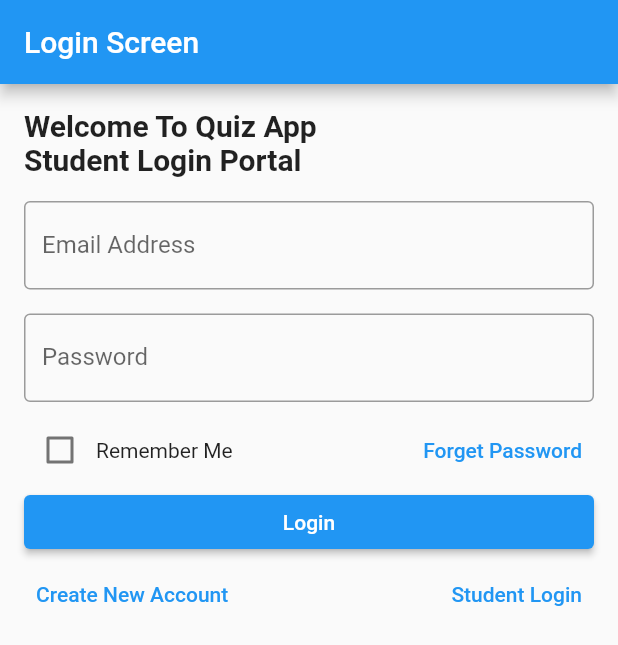
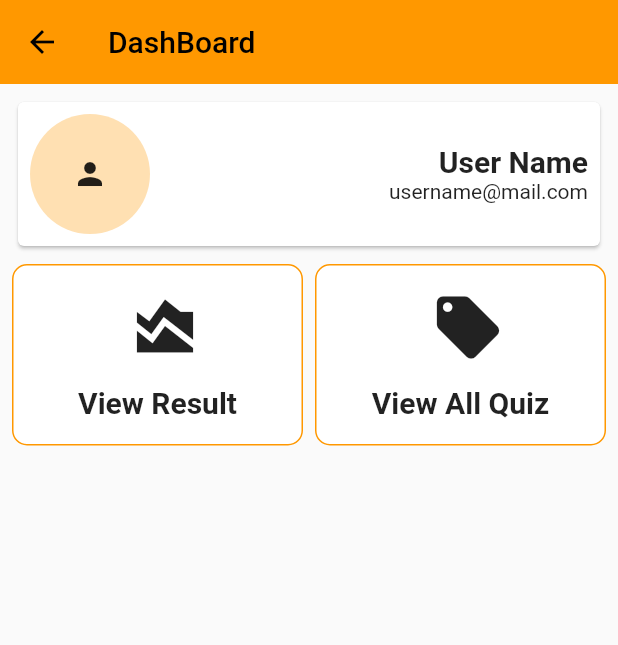
Before and after one commit to arifxpartbd/my-quiz-app, a Flutter app: the LoginScreen screen opened directly, after a tap on "Login", on a phone screen of 412 x 824 dp. Shown: the top 645 px of the screen. Run offline on Flutter 3.47's test engine with Material 2 defaults, Android fonts, the phone set to English and light mode, and no system bars.

Commit message:
login ui done

```diff
--- a/lib/main.dart
+++ b/lib/main.dart
@@ -1,5 +1,5 @@
 import 'package:flutter/material.dart';
-import 'package:quizapp/screens/login_screen.dart';
+import 'package:quizapp/screens/signup_screen.dart';
 
 void main() {
   runApp(const MyApp());
@@ -23,9 +23,12 @@ class MyApp extends StatelessWidget {
         // or simply save your changes to "hot reload" in a Flutter IDE).
         // Notice that the counter didn't reset back to zero; the application
         // is not restarted.
-        primarySwatch: Colors.blue,
+        appBarTheme: const AppBarTheme(
+          elevation: 0
+        ),
+        primarySwatch: Colors.orange,
       ),
-      home:  LoginScreen(),
+      home:  const SignUpPage(),
     );
   }
 }
--- a/lib/screens/home_screen.dart
+++ b/lib/screens/home_screen.dart
@@ -0,0 +1,72 @@
+import 'package:flutter/material.dart';
+import 'package:quizapp/utils/myStyle.dart';
+
+import '../widges/home_card_button.dart';
+
+class HomeScreen extends StatefulWidget {
+  const HomeScreen({Key? key}) : super(key: key);
+
+  @override
+  State<HomeScreen> createState() => _HomeScreenState();
+}
+
+class _HomeScreenState extends State<HomeScreen> {
+  @override
+  Widget build(BuildContext context) {
+    return Scaffold(
+      appBar: AppBar(
+        title: const Text("DashBoard"),
+      ),
+      body: ListView(
+        padding: const EdgeInsets.all(8),
+        children: [
+          Card(
+            child: Padding(
+              padding: const EdgeInsets.all(8.0),
+              child: Row(
+                mainAxisAlignment: MainAxisAlignment.spaceBetween,
+                children: [
+                  const CircleAvatar(
+                      radius: 40,
+                      child: Icon(Icons.person)),
+                  Column(
+                    crossAxisAlignment: CrossAxisAlignment.end,
+                    children: [
+                      Text("User Name",style: MyStyle.subTitleStyle(),),
+                      const Text("username@mail.com")
+                    ],
+                  )
+                ],
+              ),
+            ),
+          ),
+          const SizedBox(height: 8,),
+          Row(
+            children: [
+              Expanded(
+                flex: 1,
+                child: HomeCardButton(
+                  iconData: Icons.area_chart,
+                  onTap: (){},
+                  cardText: "View Result",
+                ),
+              ),
+              const SizedBox(width: 8,),
+              Expanded(
+                flex: 1,
+                child: HomeCardButton(
+                  iconData: Icons.local_offer,
+                  onTap: (){},
+                  cardText: "View All Quiz",
+                ),
+              ),
+
+
+
+            ],
+          ),
+        ],
+      ),
+    );
+  }
+}
--- a/lib/screens/login_screen.dart
+++ b/lib/screens/login_screen.dart
@@ -1,4 +1,5 @@
 import 'package:flutter/material.dart';
+import 'package:quizapp/screens/home_screen.dart';
 
 import '../utils/myStyle.dart';
 import '../widges/my_app_button.dart';
@@ -22,11 +23,14 @@ class _LoginScreenState extends State<LoginScreen> {
   @override
   Widget build(BuildContext context) {
     return Scaffold(
-      appBar: AppBar(
-        title: const Text("Login Screen"),
-      ),
-      body: ListView(
-        padding: const EdgeInsets.all(16),
+      // appBar: AppBar(
+      //   title: const Text("Login Screen"),
+      // ),
+      body: Center(
+        child: SingleChildScrollView(
+          child: Padding(
+            padding: const EdgeInsets.all(16.0),
+            child: Column(
               children: [
                 Text(
                   "Welcome To Quiz App \n$loginUser Portal",
@@ -67,9 +71,16 @@ class _LoginScreenState extends State<LoginScreen> {
                     }, child: const Text("Forget Password"))
                   ],
                 ),
-          MyAppButton(
-            onTab: () {},
+                SizedBox(
+                  width: double.infinity,
+                  child: MyAppButton(
+                    onTab: () {
+                      Navigator.push(context, MaterialPageRoute(builder: (context){
+                        return HomeScreen();
+                      }));
+                    },
                     buttonText: "Login",
+                  ),
                 ),
                 Row(
                   mainAxisAlignment: MainAxisAlignment.spaceBetween,
@@ -81,7 +92,7 @@ class _LoginScreenState extends State<LoginScreen> {
 
                     _isTeacher? TextButton(
                       onPressed: () {
-                  loginUser = "Teacher login";
+                        loginUser = "Teacher Login";
                         _isTeacher = false;
                         buttonText = "Student Login";
                         setState(() {
@@ -101,6 +112,9 @@ class _LoginScreenState extends State<LoginScreen> {
                 )
               ],
             ),
+          ),
+        ),
+      ),
     );
   }
 }
--- a/lib/utils/myStyle.dart
+++ b/lib/utils/myStyle.dart
@@ -2,7 +2,14 @@
 import 'package:flutter/material.dart';
 class MyStyle{
   static titleTextStyle(){
-    return TextStyle(
+    return const TextStyle(
+      fontSize: 25,
+      fontWeight: FontWeight.bold
+    );
+  }
+
+  static subTitleStyle(){
+    return const TextStyle(
       fontSize: 20,
       fontWeight: FontWeight.bold
     );
--- /dev/null
+++ b/lib/widges/home_card_button.dart
@@ -0,0 +1,40 @@
+
+import 'package:flutter/material.dart';
+
+import '../utils/myStyle.dart';
+class HomeCardButton extends StatelessWidget {
+   HomeCardButton({
+    super.key, this.cardText,
+     required this.onTap,
+     required this.iconData
+  });
+
+  VoidCallback onTap;
+  final cardText;
+  IconData iconData;
+  @override
+  Widget build(BuildContext context) {
+    return GestureDetector(
+      onTap: onTap,
+      child: Container(
+        padding: const EdgeInsets.symmetric(horizontal: 16, vertical: 16),
+        decoration: BoxDecoration(
+          border: const Border.fromBorderSide(BorderSide(color: Colors.orange)),
+          color: Colors.white,
+          borderRadius: BorderRadius.circular(10),
+        ),
+        child: Column(
+          children: [
+             Container(
+               width: 40,
+              height: 40,
+              child: Icon(iconData,size: 50,)
+            ),
+            const SizedBox(height: 24,),
+            Text(cardText,style: MyStyle.subTitleStyle(),)
+          ],
+        ),
+      ),
+    );
+  }
+}
--- a/lib/widges/my_app_button.dart
+++ b/lib/widges/my_app_button.dart
@@ -8,7 +8,11 @@ class MyAppButton extends StatelessWidget {
   VoidCallback onTab;
   @override
   Widget build(BuildContext context) {
-    return ElevatedButton(onPressed: onTab,
+    return ElevatedButton(
+      onPressed: onTab,
+      style: ElevatedButton.styleFrom(
+        backgroundColor: Colors.orange,
+      ),
         child: Text(buttonText),
     );
   }
```
Lines whose indentation alone changed are shown as unchanged.
